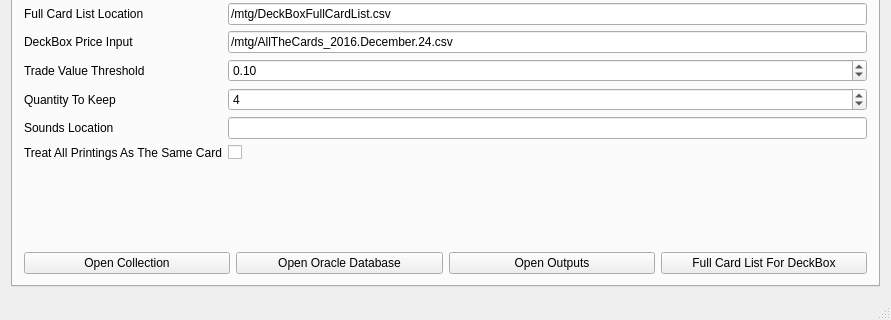
Before: the Qt Designer form pcmwindow.ui in LovesTha/PyeCollectionManager, drawn with Qt 5; both pictures show x 0 to 891 and y 202 to 522 of the 891 by 522 pixel window.
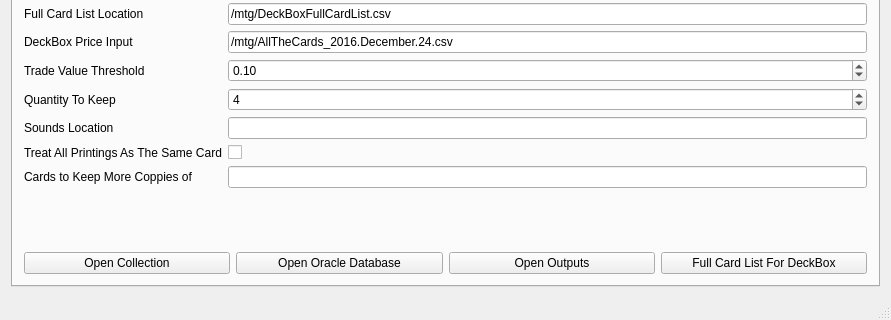
After: the same form once the commit is applied. Icons and pictures are not drawn.

Commit message: Started to test new white list feature, discovered bad handling of cards that we don't have oracle for yet. Better logging of this already added, will use as trigger to download mtgjson (once per session)

Patch:
```diff
--- a/pcmwindow.ui
+++ b/pcmwindow.ui
@@ -307,6 +307,16 @@
           <item row="11" column="1">
            <widget class="QCheckBox" name="IsAPlayerCheckBox"/>
           </item>
+          <item row="12" column="0">
+           <widget class="QLabel" name="cardsToKeepMoreCoppiesOfLabel">
+            <property name="text">
+             <string>Cards to Keep More Coppies of</string>
+            </property>
+           </widget>
+          </item>
+          <item row="12" column="1">
+           <widget class="QLineEdit" name="cardsToKeepMoreCoppiesOfLineEdit"/>
+          </item>
          </layout>
         </item>
         <item>
```
The commit also changes 3 other files.
